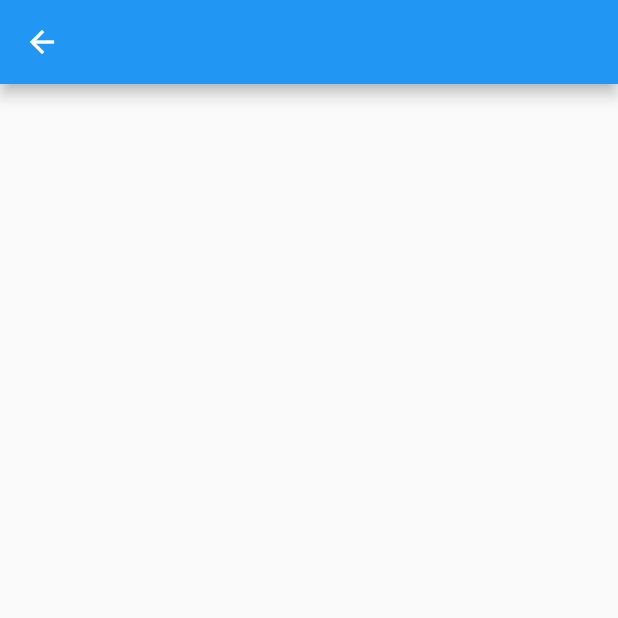
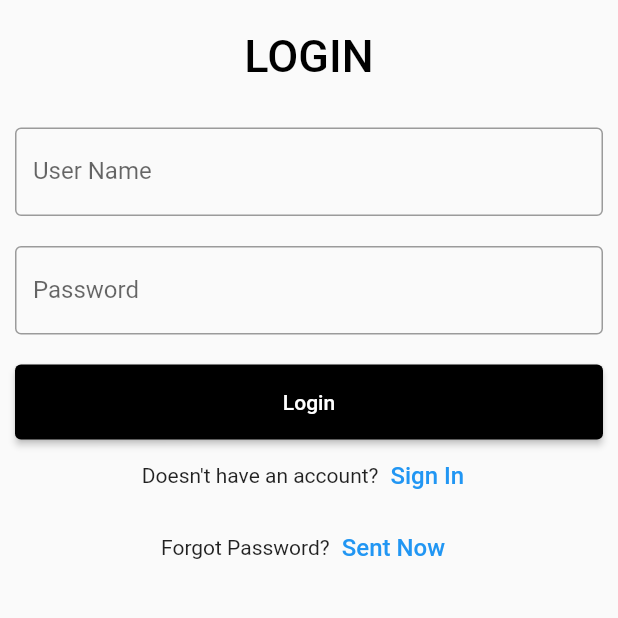
Before and after one commit to muhammadroyhan/final_project, a Flutter app: the screen it shows after launch, on a phone screen of 412 x 824 dp, the top half of it. Run offline on Flutter 3.47's test engine with Material 2 defaults, Android fonts, the phone set to English and light mode, and no system bars.

Commit message:
Make Login Page

```diff
--- /dev/null
+++ b/lib/views/loginPage.dart
@@ -0,0 +1,101 @@
+// ignore_for_file: prefer_const_constructors, prefer_const_literals_to_create_immutables
+
+import 'package:flutter/material.dart';
+
+class LoginPage extends StatefulWidget {
+  LoginPage({super.key});
+
+  @override
+  State<LoginPage> createState() => _LoginPageState();
+}
+
+class _LoginPageState extends State<LoginPage> {
+  TextEditingController nameController = TextEditingController();
+  TextEditingController passwordController = TextEditingController();
+
+  @override
+  Widget build(BuildContext context) {
+    return Material(
+      child: ListView(
+        children: <Widget>[
+          Container(
+            alignment: Alignment.center,
+            padding: EdgeInsets.all(20),
+            child: Text(
+              "LOGIN",
+              style: TextStyle(
+                  color: Colors.black,
+                  fontWeight: FontWeight.w500,
+                  fontSize: 30),
+            ),
+          ),
+          Container(
+            padding: EdgeInsets.all(10),
+            child: TextField(
+              controller: nameController,
+              decoration: InputDecoration(
+                border: OutlineInputBorder(),
+                labelText: 'User Name',
+              ),
+            ),
+          ),
+          Container(
+            padding: EdgeInsets.fromLTRB(10, 10, 10, 20),
+            child: TextField(
+              obscureText: true,
+              controller: passwordController,
+              decoration: InputDecoration(
+                border: OutlineInputBorder(),
+                labelText: 'Password',
+              ),
+            ),
+          ),
+          Container(
+            height: 50,
+            padding: EdgeInsets.fromLTRB(10, 0, 10, 0),
+            child: ElevatedButton(
+              onPressed: () {
+                print(nameController.text);
+                print(passwordController.text);
+              },
+              child: Text('Login'),
+              style: ElevatedButton.styleFrom(primary: Colors.black),
+            ),
+          ),
+          Row(
+            // ignore: sort_child_properties_last
+            children: <Widget>[
+              Text("Doesn't have an account?"),
+              TextButton(
+                onPressed: () {
+                  // Sign Up Page
+                },
+                child: Text(
+                  'Sign In',
+                  style: TextStyle(fontSize: 16),
+                ),
+              ),
+            ],
+            mainAxisAlignment: MainAxisAlignment.center,
+          ),
+          Row(
+            // ignore: sort_child_properties_last
+            children: <Widget>[
+              Text("Forgot Password?"),
+              TextButton(
+                onPressed: () {
+                  // Sign Up Page
+                },
+                child: Text(
+                  'Sent Now',
+                  style: TextStyle(fontSize: 16),
+                ),
+              ),
+            ],
+            mainAxisAlignment: MainAxisAlignment.center,
+          ),
+        ],
+      ),
+    );
+  }
+}
--- a/lib/views/splash_screen.dart
+++ b/lib/views/splash_screen.dart
@@ -1,5 +1,6 @@
 import 'dart:async';
 
+import 'package:final_project/views/loginPage.dart';
 import 'package:flutter/material.dart';
 import 'package:final_project/views/login_screen.dart';
 
@@ -23,7 +24,7 @@ class _SplashScreenState extends State<SplashScreen> {
       Navigator.push(
         context,
         MaterialPageRoute(
-          builder: (context) => const LoginScreen(),
+          builder: (context) => LoginPage(),
         ),
       );
     });
```
Also changed, not shown: lib/views/menu_screen.dart (+14 -8 lines), lib/views/signupPage.dart (added, +84 -0 lines).
